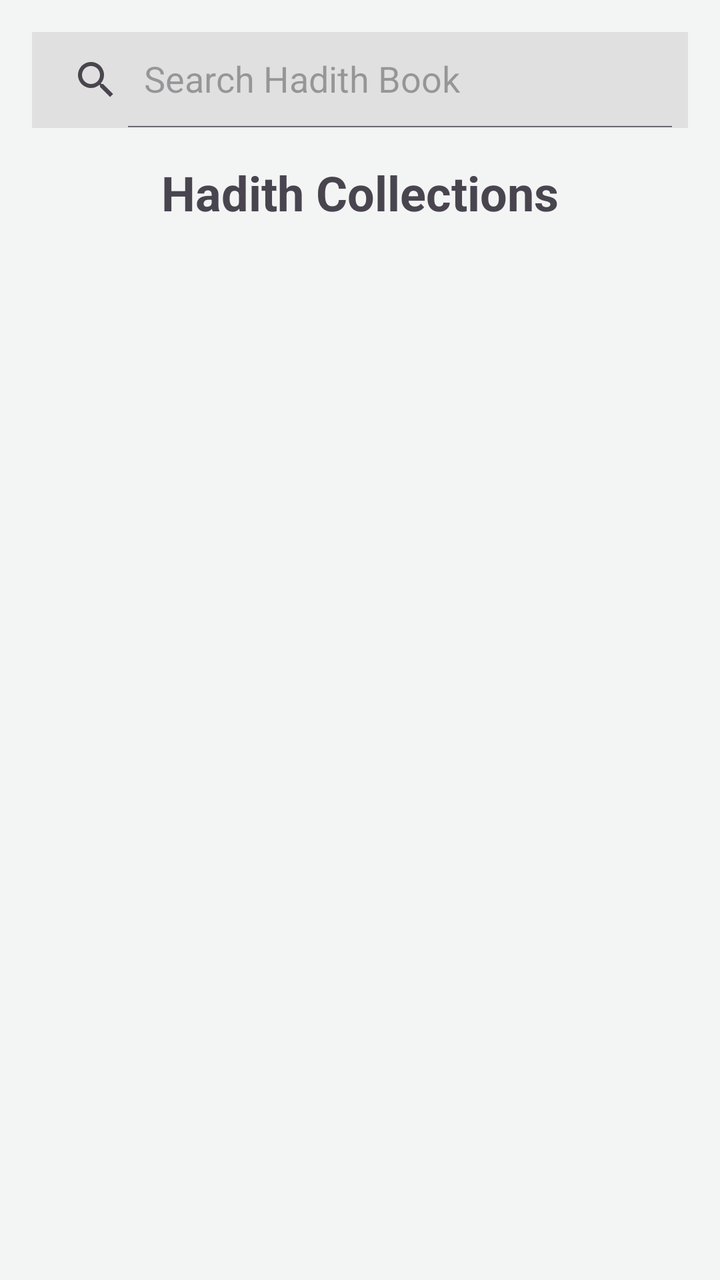
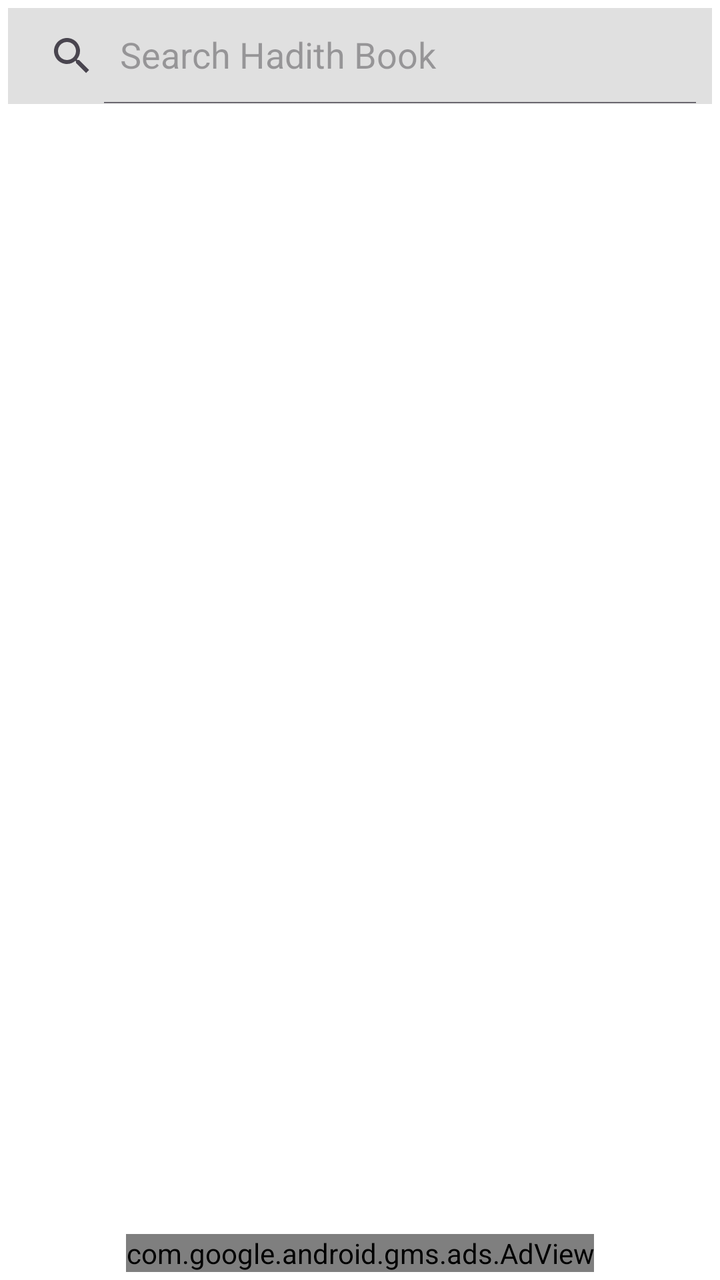

Before-and-after screenshots of an Android layout around one commit, followed by the original layout XML and the change that was made.
<!-- AndroidManifest.xml: application theme Theme.MoslemApp -->
<!-- res/layout/fragment_hadith.xml -->
<?xml version="1.0" encoding="utf-8"?>
<LinearLayout xmlns:android="http://schemas.android.com/apk/res/android"
    android:layout_width="match_parent"
    android:layout_height="match_parent"
    android:orientation="vertical"
    android:padding="16dp">

    <androidx.appcompat.widget.SearchView
        android:id="@+id/searchView"
        android:layout_width="match_parent"
        android:layout_height="wrap_content"
        android:layout_marginBottom="16dp"
        app:iconifiedByDefault="false"
        app:queryHint="Search Hadith Book"
        android:background="#E0E0E0"
        xmlns:app="http://schemas.android.com/apk/res-auto"/>

    <TextView
        android:layout_width="wrap_content"
        android:layout_height="wrap_content"
        android:text="Hadith Collections"
        android:textSize="24sp"
        android:textStyle="bold"
        android:layout_gravity="center_horizontal"
        android:layout_marginBottom="16dp"/>

    <androidx.recyclerview.widget.RecyclerView
        android:id="@+id/rvHadith"
        android:layout_width="match_parent"
        android:layout_height="match_parent" />

</LinearLayout>
<!-- resources referenced by this layout -->
<resources>
  <style name="Theme.MoslemApp" parent="Base.Theme.MoslemApp" />
  <style name="Base.Theme.MoslemApp" parent="Theme.Material3.DayNight.NoActionBar">
  
          <item name="android:colorBackground">#F3F4F4</item>
      </style>
</resources>

<!-- the commit's change to res/layout/fragment_hadith.xml (unified diff, before → after) -->
@@ -2,8 +2,10 @@
 <LinearLayout xmlns:android="http://schemas.android.com/apk/res/android"
     android:layout_width="match_parent"
     android:layout_height="match_parent"
+    xmlns:app="http://schemas.android.com/apk/res-auto"
+    xmlns:tools="http://schemas.android.com/tools"
     android:orientation="vertical"
-    android:padding="16dp">
+    android:padding="4dp">
 
     <androidx.appcompat.widget.SearchView
         android:id="@+id/searchView"
@@ -22,11 +24,81 @@
         android:textSize="24sp"
         android:textStyle="bold"
         android:layout_gravity="center_horizontal"
-        android:layout_marginBottom="16dp"/>
+        android:layout_marginBottom="16dp"
+        android:visibility="gone"/>
 
     <androidx.recyclerview.widget.RecyclerView
         android:id="@+id/rvHadith"
         android:layout_width="match_parent"
-        android:layout_height="match_parent" />
+        android:layout_height="0dp"
+        android:layout_weight="1"
+        tools:listitem="@layout/item_hadith_book"
+        />
+
+    <com.google.android.gms.ads.AdView
+        android:id="@+id/adView"
+        android:layout_width="wrap_content"
+        android:layout_height="wrap_content"
+        android:layout_alignParentBottom="true"
+        android:layout_centerHorizontal="true"
+        app:adSize="BANNER"
+        android:layout_gravity="center"
+        app:adUnitId="@string/admob_banner_id"
+        app:layout_constraintBottom_toBottomOf="parent"
+        app:layout_constraintEnd_toEndOf="parent"
+        app:layout_constraintStart_toStartOf="parent" />
 
 </LinearLayout>
+<!-- res/layout/item_hadith_book.xml (included above) -->
+<?xml version="1.0" encoding="utf-8"?>
+<androidx.cardview.widget.CardView xmlns:android="http://schemas.android.com/apk/res/android"
+    xmlns:app="http://schemas.android.com/apk/res-auto"
+    android:layout_width="match_parent"
+    android:layout_height="wrap_content"
+    android:layout_margin="1dp"
+    app:cardCornerRadius="8dp"
+    app:cardElevation="4dp">
+
+    <androidx.constraintlayout.widget.ConstraintLayout
+        android:layout_width="match_parent"
+        android:layout_height="wrap_content"
+        android:padding="8dp"
+        android:background="@color/teal_700"
+        >
+        <TextView
+            android:id="@+id/tvBookName"
+            android:layout_width="wrap_content"
+            android:layout_height="wrap_content"
+            android:text="Sahih Bukhari"
+            android:textStyle="bold"
+            android:textSize="14sp"
+            app:layout_constraintStart_toStartOf="parent"
+            app:layout_constraintTop_toTopOf="parent"
+            android:textColor="@color/white"
+            />
+
+        <TextView
+            android:id="@+id/tvAvailable"
+            android:layout_width="wrap_content"
+            android:layout_height="wrap_content"
+            android:text="7000 Hadiths"
+            android:textSize="11sp"
+            android:layout_marginTop="4dp"
+            app:layout_constraintStart_toStartOf="parent"
+            app:layout_constraintTop_toBottomOf="@id/tvBookName"
+            android:textColor="@color/white"
+            />
+
+        <ImageView
+            android:layout_width="32dp"
+            android:layout_height="32dp"
+            android:src="@drawable/ic_read_more_24"
+            app:layout_constraintTop_toTopOf="parent"
+            app:layout_constraintBottom_toBottomOf="parent"
+            app:layout_constraintEnd_toEndOf="parent"
+            app:tint="@color/white"
+            />
+
+    </androidx.constraintlayout.widget.ConstraintLayout>
+
+</androidx.cardview.widget.CardView>
<!-- resource entries referenced after the edit -->
@@ -1,9 +1,33 @@
 <!-- resources referenced by this layout -->
 <resources>
+  <color name="teal_700">#FF018786</color>
+  <color name="white">#FFFFFFFF</color>
+  <!-- drawable ic_read_more_24 (drawable) -->
+  <vector xmlns:android="http://schemas.android.com/apk/res/android" android:autoMirrored="true" android:height="24dp" android:tint="#000000" android:viewportHeight="24" android:viewportWidth="24" android:width="24dp">
+        
+      <path android:fillColor="@android:color/white" android:pathData="M13,7h9v2h-9z"/>
+        
+      <path android:fillColor="@android:color/white" android:pathData="M13,15h9v2h-9z"/>
+        
+      <path android:fillColor="@android:color/white" android:pathData="M16,11h6v2h-6z"/>
+        
+      <path android:fillColor="@android:color/white" android:pathData="M13,12l-5,-5l0,4l-6,0l0,2l6,0l0,4z"/>
+      
+  </vector>
+  <string name="admob_banner_id" translatable="false">ca-app-pub-3940256099942544/6300978111</string>
   <style name="Theme.MoslemApp" parent="Base.Theme.MoslemApp" />
   <style name="Base.Theme.MoslemApp" parent="Theme.Material3.DayNight.NoActionBar">
   
-          <item name="android:colorBackground">#F3F4F4</item>
+          <item name="colorPrimary">@color/teal_700</item>
+          
+          
+          
+          
+          
+          
+          
+          <item name="android:statusBarColor">?attr/colorPrimary</item>
+          <item name="android:colorBackground">@android:color/white</item>
       </style>
 </resources>
 
